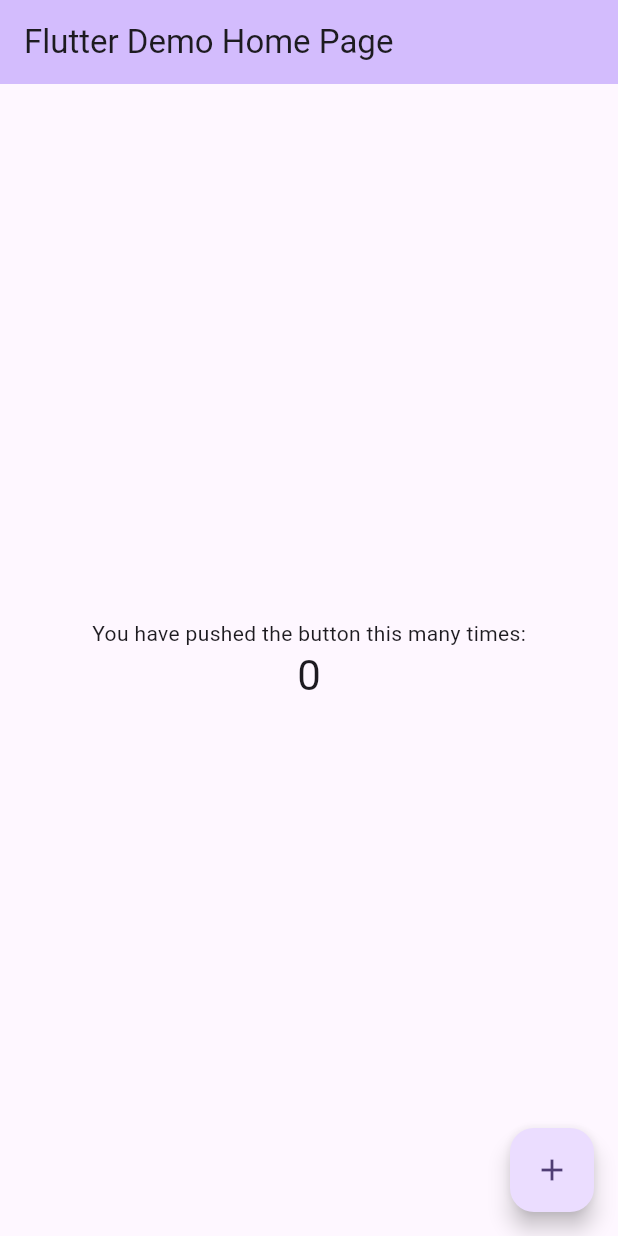
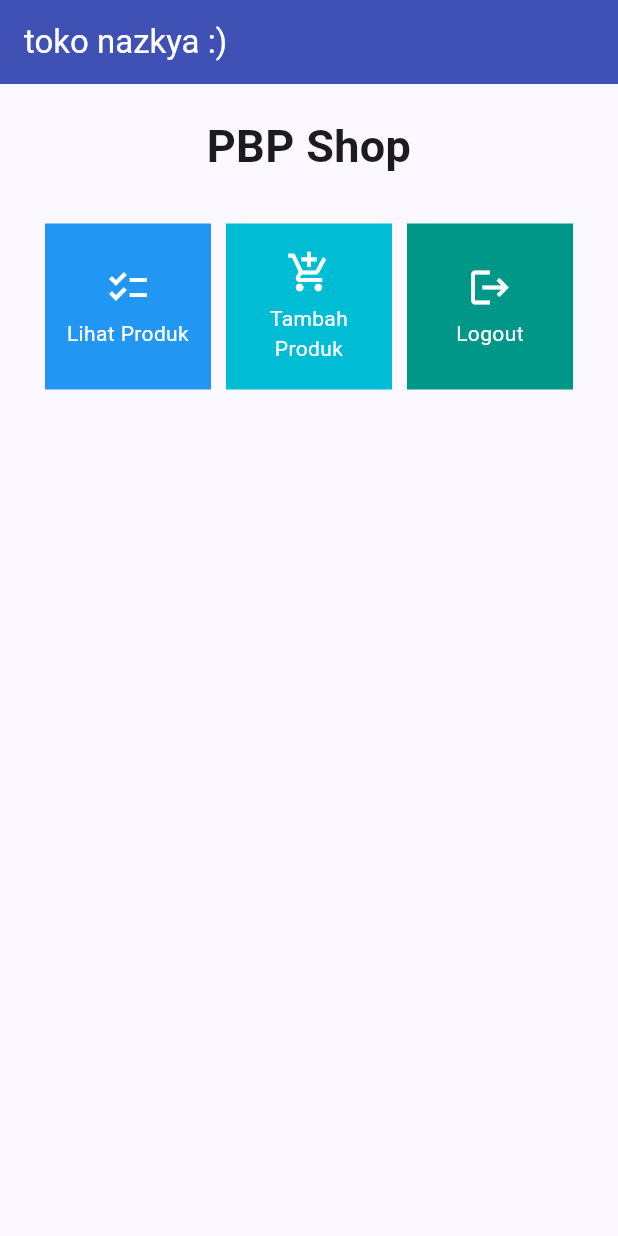
Before and after one commit to nazkenya/TokoNazkya, a Flutter app: the screen it shows after launch, on a phone screen of 412 x 824 dp. Run offline on Flutter 3.47's test engine with Material 2 defaults, Android fonts, the light colour scheme and no system bars.

Commit message:
menyelesaikan tugas 7

```diff
--- a/lib/main.dart
+++ b/lib/main.dart
@@ -1,4 +1,5 @@
 import 'package:flutter/material.dart';
+import 'package:toko_nazkya/menu.dart';
 
 void main() {
   runApp(const MyApp());
@@ -28,98 +29,10 @@
         //
         // This works for code too, not just values: Most code changes can be
         // tested with just a hot reload.
-        colorScheme: ColorScheme.fromSeed(seedColor: Colors.deepPurple),
+        colorScheme: ColorScheme.fromSeed(seedColor: Colors.indigo),
         useMaterial3: true,
       ),
-      home: const MyHomePage(title: 'Flutter Demo Home Page'),
+      home: MyHomePage(),
     );
   }
 }
-
-class MyHomePage extends StatefulWidget {
-  const MyHomePage({super.key, required this.title});
-
-  // This widget is the home page of your application. It is stateful, meaning
-  // that it has a State object (defined below) that contains fields that affect
-  // how it looks.
-
-  // This class is the configuration for the state. It holds the values (in this
-  // case the title) provided by the parent (in this case the App widget) and
-  // used by the build method of the State. Fields in a Widget subclass are
-  // always marked "final".
-
-  final String title;
-
-  @override
-  State<MyHomePage> createState() => _MyHomePageState();
-}
-
-class _MyHomePageState extends State<MyHomePage> {
-  int _counter = 0;
-
-  void _incrementCounter() {
-    setState(() {
-      // This call to setState tells the Flutter framework that something has
-      // changed in this State, which causes it to rerun the build method below
-      // so that the display can reflect the updated values. If we changed
-      // _counter without calling setState(), then the build method would not be
-      // called again, and so nothing would appear to happen.
-      _counter++;
-    });
-  }
-
-  @override
-  Widget build(BuildContext context) {
-    // This method is rerun every time setState is called, for instance as done
-    // by the _incrementCounter method above.
-    //
-    // The Flutter framework has been optimized to make rerunning build methods
-    // fast, so that you can just rebuild anything that needs updating rather
-    // than having to individually change instances of widgets.
-    return Scaffold(
-      appBar: AppBar(
-        // TRY THIS: Try changing the color here to a specific color (to
-        // Colors.amber, perhaps?) and trigger a hot reload to see the AppBar
-        // change color while the other colors stay the same.
-        backgroundColor: Theme.of(context).colorScheme.inversePrimary,
-        // Here we take the value from the MyHomePage object that was created by
-        // the App.build method, and use it to set our appbar title.
-        title: Text(widget.title),
-      ),
-      body: Center(
-        // Center is a layout widget. It takes a single child and positions it
-        // in the middle of the parent.
-        child: Column(
-          // Column is also a layout widget. It takes a list of children and
-          // arranges them vertically. By default, it sizes itself to fit its
-          // children horizontally, and tries to be as tall as its parent.
-          //
-          // Column has various properties to control how it sizes itself and
-          // how it positions its children. Here we use mainAxisAlignment to
-          // center the children vertically; the main axis here is the vertical
-          // axis because Columns are vertical (the cross axis would be
-          // horizontal).
-          //
-          // TRY THIS: Invoke "debug painting" (choose the "Toggle Debug Paint"
-          // action in the IDE, or press "p" in the console), to see the
-          // wireframe for each widget.
-          mainAxisAlignment: MainAxisAlignment.center,
-          children: <Widget>[
-            const Text(
-              'You have pushed the button this many times:',
-            ),
-            Text(
-              '$_counter',
-              style: Theme.of(context).textTheme.headlineMedium,
-            ),
-          ],
-        ),
-      ),
-      floatingActionButton: FloatingActionButton(
-        onPressed: _incrementCounter,
-        tooltip: 'Increment',
-        child: const Icon(Icons.add),
-      ), // This trailing comma makes auto-formatting nicer for build methods.
-    );
-  }
-}
--- /dev/null
+++ b/lib/menu.dart
@@ -0,0 +1,114 @@
+import 'package:flutter/material.dart';
+
+class MyHomePage extends StatelessWidget {
+    MyHomePage({Key? key}) : super(key: key);
+    final List<ShopItem> items = [
+    ShopItem("Lihat Produk", Icons.checklist),
+    ShopItem("Tambah Produk", Icons.add_shopping_cart),
+    ShopItem("Logout", Icons.logout),
+];
+
+    @override
+    Widget build(BuildContext context) {
+        return Scaffold(
+      appBar: AppBar(
+        title: const Text(
+          'toko nazkya :)',
+        ),
+        backgroundColor: Colors.indigo,
+        foregroundColor: Colors.white,
+      ),
+      body: SingleChildScrollView(
+        // Widget wrapper yang dapat discroll
+        child: Padding(
+          padding: const EdgeInsets.all(10.0), // Set padding dari halaman
+          child: Column(
+            // Widget untuk menampilkan children secara vertikal
+            children: <Widget>[
+              const Padding(
+                padding: EdgeInsets.only(top: 10.0, bottom: 10.0),
+                // Widget Text untuk menampilkan tulisan dengan alignment center dan style yang sesuai
+                child: Text(
+                  'PBP Shop', // Text yang menandakan toko
+                  textAlign: TextAlign.center,
+                  style: TextStyle(
+                    fontSize: 30,
+                    fontWeight: FontWeight.bold,
+                  ),
+                ),
+              ),
+              // Grid layout
+              GridView.count(
+                // Container pada card kita.
+                primary: true,
+                padding: const EdgeInsets.all(20),
+                crossAxisSpacing: 10,
+                mainAxisSpacing: 10,
+                crossAxisCount: 3,
+                shrinkWrap: true,
+                children: <Widget>[
+                  ShopCard(items[0], Colors.blue),
+                  ShopCard(items[1], Colors.cyan),
+                  ShopCard(items[2], Colors.teal),
+                ],
+              ),
+            ],
+          ),
+        ),
+      ),
+    );
+    }
+}
+
+class ShopCard extends StatelessWidget {
+  final ShopItem item;
+  final Color cardColor;
+
+  ShopCard(this.item, this.cardColor); // Constructor
+
+  @override
+  Widget build(BuildContext context) {
+    return Material(
+      color: cardColor,
+      child: InkWell(
+        // Area responsive terhadap sentuhan
+        onTap: () {
+          // Memunculkan SnackBar ketika diklik
+          ScaffoldMessenger.of(context)
+            ..hideCurrentSnackBar()
+            ..showSnackBar(SnackBar(
+                content: Text("Kamu telah menekan tombol ${item.name}!")));
+        },
+        child: Container(
+          // Container untuk menyimpan Icon dan Text
+          padding: const EdgeInsets.all(8),
+          child: Center(
+            child: Column(
+              mainAxisAlignment: MainAxisAlignment.center,
+              children: [
+                Icon(
+                  item.icon,
+                  color: Colors.white,
+                  size: 30.0,
+                ),
+                const Padding(padding: EdgeInsets.all(3)),
+                Text(
+                  item.name,
+                  textAlign: TextAlign.center,
+                  style: const TextStyle(color: Colors.white),
+                ),
+              ],
+            ),
+          ),
+        ),
+      ),
+    );
+  }
+}
+
+class ShopItem {
+  final String name;
+  final IconData icon;
+
+  ShopItem(this.name, this.icon);
+}
```
Also changed, not shown: 1 other file.
